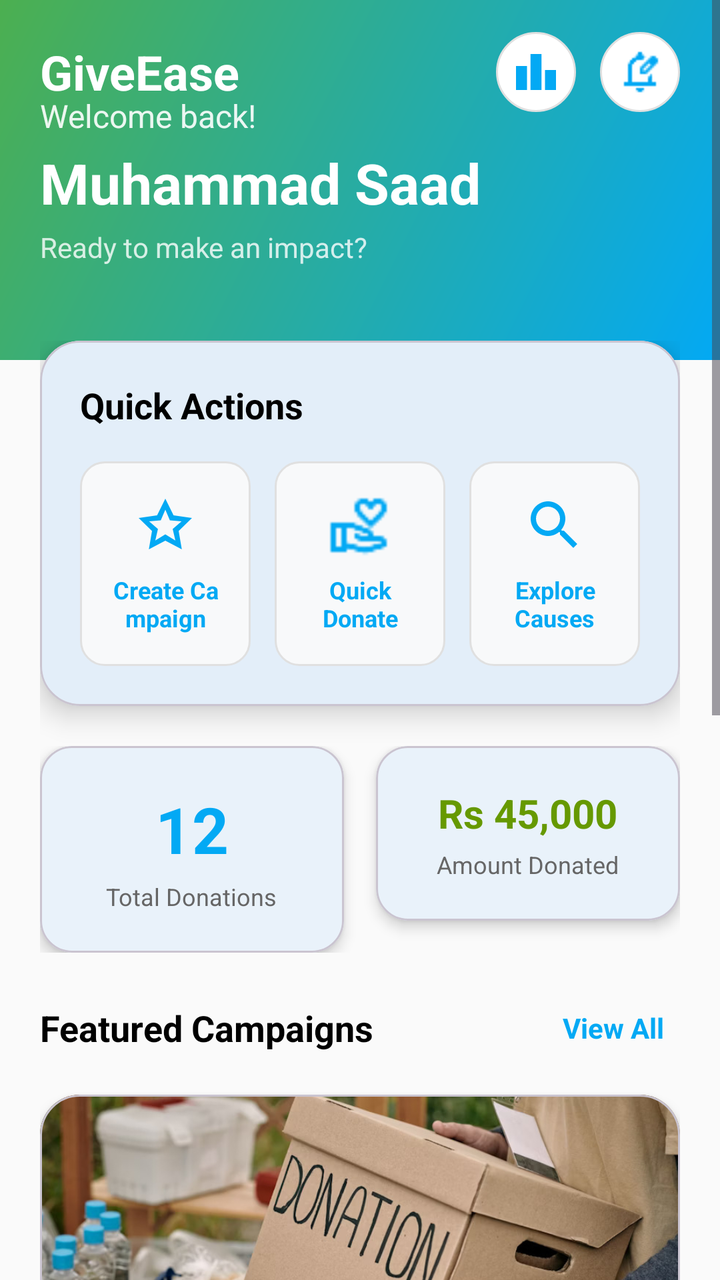
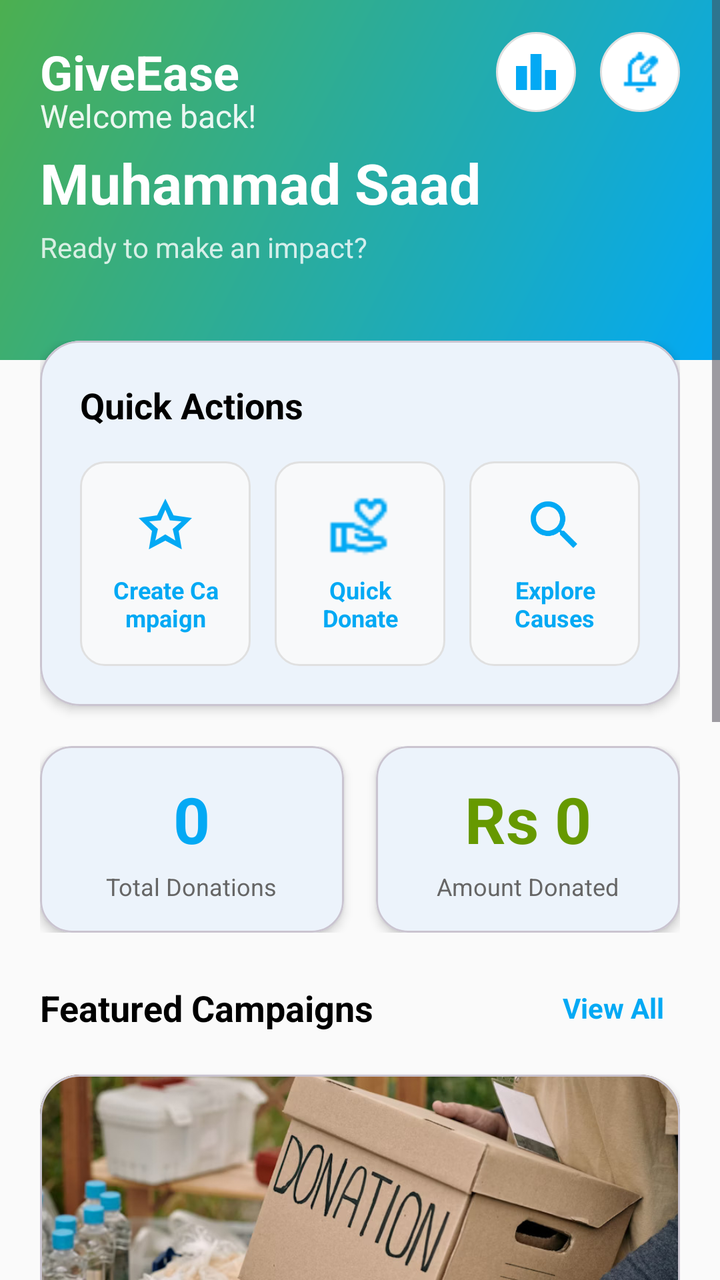

Before-and-after screenshots of an Android layout around one commit, followed by the original layout XML and the change that was made.
<!-- AndroidManifest.xml: application theme Theme.GiveEase -->
<!-- res/layout/fragment_donor_home.xml -->
<?xml version="1.0" encoding="utf-8"?>
<ScrollView xmlns:android="http://schemas.android.com/apk/res/android"
    xmlns:app="http://schemas.android.com/apk/res-auto"
    android:layout_width="match_parent"
    android:layout_height="match_parent"
    android:background="@color/background"
    android:fillViewport="true">

    <LinearLayout
        android:layout_width="match_parent"
        android:layout_height="wrap_content"
        android:orientation="vertical">

        <RelativeLayout
            android:layout_width="match_parent"
            android:layout_height="180dp"
            android:background="@drawable/home_header_gradient">

            <LinearLayout
                android:layout_width="match_parent"
                android:layout_height="wrap_content"
                android:orientation="horizontal"
                android:gravity="center_vertical"
                android:paddingHorizontal="20dp"
                android:paddingTop="16dp"
                android:layout_alignParentTop="true">

                <LinearLayout
                    android:layout_width="0dp"
                    android:layout_weight="1"
                    android:layout_height="wrap_content"
                    android:orientation="vertical">

                    <TextView
                        android:layout_width="wrap_content"
                        android:layout_height="wrap_content"
                        android:text="GiveEase"
                        android:textSize="24sp"
                        android:textStyle="bold"
                        android:textColor="@android:color/white" />

                </LinearLayout>

                <LinearLayout
                    android:layout_width="wrap_content"
                    android:layout_height="wrap_content"
                    android:orientation="horizontal">

                    <ImageView
                        android:id="@+id/ivLeaderboard"
                        android:layout_width="40dp"
                        android:layout_height="40dp"
                        android:src="@drawable/ic_leaderboard1"
                        android:background="@drawable/circle_white_bg"
                        android:padding="8dp"
                        android:layout_marginEnd="12dp"
                        app:tint="@color/secondary" />

                    <ImageView
                        android:id="@+id/ivNotifications"
                        android:layout_width="40dp"
                        android:layout_height="40dp"
                        android:src="@drawable/ic_notification"
                        android:background="@drawable/circle_white_bg"
                        android:padding="8dp"
                        app:tint="@color/secondary" />
                </LinearLayout>
            </LinearLayout>

            <LinearLayout
                android:layout_width="match_parent"
                android:layout_height="wrap_content"
                android:orientation="vertical"
                android:layout_centerInParent="true"
                android:paddingHorizontal="20dp">

                <TextView
                    android:layout_width="wrap_content"
                    android:layout_height="wrap_content"
                    android:text="Welcome back!"
                    android:textSize="16sp"
                    android:textColor="@android:color/white"
                    android:alpha="0.9" />

                <TextView
                    android:id="@+id/tvUserName"
                    android:layout_width="wrap_content"
                    android:layout_height="wrap_content"
                    android:text="Muhammad Saad"
                    android:textSize="28sp"
                    android:textStyle="bold"
                    android:textColor="@android:color/white"
                    android:layout_marginTop="4dp" />

                <TextView
                    android:layout_width="wrap_content"
                    android:layout_height="wrap_content"
                    android:text="Ready to make an impact?"
                    android:textSize="14sp"
                    android:textColor="@android:color/white"
                    android:alpha="0.8"
                    android:layout_marginTop="4dp" />
            </LinearLayout>
        </RelativeLayout>

        <LinearLayout
            android:layout_width="match_parent"
            android:layout_height="wrap_content"
            android:orientation="vertical"
            android:padding="20dp"
            android:layout_marginTop="-30dp">

            <com.google.android.material.card.MaterialCardView
                android:layout_width="match_parent"
                android:layout_height="wrap_content"
                android:layout_marginBottom="20dp"
                app:cardCornerRadius="20dp"
                app:cardElevation="8dp"
                app:cardBackgroundColor="@android:color/white">

                <LinearLayout
                    android:layout_width="match_parent"
                    android:layout_height="wrap_content"
                    android:orientation="vertical"
                    android:padding="20dp">

                    <TextView
                        android:layout_width="wrap_content"
                        android:layout_height="wrap_content"
                        android:text="Quick Actions"
                        android:textSize="18sp"
                        android:textStyle="bold"
                        android:textColor="@android:color/black"
                        android:layout_marginBottom="16dp" />

                    <LinearLayout
                        android:layout_width="match_parent"
                        android:layout_height="wrap_content"
                        android:orientation="horizontal">

                        <LinearLayout
                            android:id="@+id/layoutDonateWithoutRequest"
                            android:layout_width="0dp"
                            android:layout_weight="1"
                            android:layout_height="wrap_content"
                            android:orientation="vertical"
                            android:gravity="center"
                            android:background="@drawable/action_button_bg"
                            android:clickable="true"
                            android:focusable="true"
                            android:padding="16dp"
                            android:layout_marginEnd="8dp">

                            <ImageView
                                android:layout_width="32dp"
                                android:layout_height="32dp"
                                android:src="@drawable/ic_campaign"
                                app:tint="@color/secondary"
                                android:layout_marginBottom="8dp" />

                            <TextView
                                android:layout_width="wrap_content"
                                android:layout_height="wrap_content"
                                android:text="Create Campaign"
                                android:textSize="12sp"
                                android:textStyle="bold"
                                android:textColor="@color/secondary"
                                android:gravity="center" />
                        </LinearLayout>

                        <LinearLayout
                            android:id="@+id/layoutQuickDonate"
                            android:layout_width="0dp"
                            android:layout_weight="1"
                            android:layout_height="wrap_content"
                            android:orientation="vertical"
                            android:gravity="center"
                            android:background="@drawable/action_button_bg"
                            android:clickable="true"
                            android:focusable="true"
                            android:padding="16dp"
                            android:layout_marginStart="4dp"
                            android:layout_marginEnd="4dp">

                            <ImageView
                                android:layout_width="32dp"
                                android:layout_height="32dp"
                                android:src="@drawable/ic_donation"
                                app:tint="@color/secondary"
                                android:layout_marginBottom="8dp" />

                            <TextView
                                android:layout_width="wrap_content"
                                android:layout_height="wrap_content"
                                android:text="Quick Donate"
                                android:textSize="12sp"
                                android:textStyle="bold"
                                android:textColor="@color/secondary"
                                android:gravity="center" />
                        </LinearLayout>

                        <LinearLayout
                            android:id="@+id/layoutExploreCauses"
                            android:layout_width="0dp"
                            android:layout_weight="1"
                            android:layout_height="wrap_content"
                            android:orientation="vertical"
                            android:gravity="center"
                            android:background="@drawable/action_button_bg"
                            android:clickable="true"
                            android:focusable="true"
                            android:padding="16dp"
                            android:layout_marginStart="8dp">

                            <ImageView
                                android:layout_width="32dp"
                                android:layout_height="32dp"
                                android:src="@drawable/ic_search"
                                app:tint="@color/secondary"
                                android:layout_marginBottom="8dp" />

                            <TextView
                                android:layout_width="wrap_content"
                                android:layout_height="wrap_content"
                                android:text="Explore Causes"
                                android:textSize="12sp"
                                android:textStyle="bold"
                                android:textColor="@color/secondary"
                                android:gravity="center" />
                        </LinearLayout>
                    </LinearLayout>
                </LinearLayout>
            </com.google.android.material.card.MaterialCardView>

            <LinearLayout
                android:layout_width="match_parent"
                android:layout_height="wrap_content"
                android:orientation="horizontal"
                android:layout_marginBottom="20dp">

                <com.google.android.material.card.MaterialCardView
                    android:layout_width="0dp"
                    android:layout_weight="1"
                    android:layout_height="wrap_content"
                    android:layout_marginEnd="8dp"
                    app:cardCornerRadius="16dp"
                    app:cardElevation="4dp"
                    app:cardBackgroundColor="@android:color/white">

                    <LinearLayout
                        android:layout_width="match_parent"
                        android:layout_height="wrap_content"
                        android:orientation="vertical"
                        android:padding="20dp"
                        android:gravity="center">

                        <TextView
                            android:id="@+id/tvDonationsCount"
                            android:layout_width="wrap_content"
                            android:layout_height="wrap_content"
                            android:text="12"
                            android:textSize="32sp"
                            android:textStyle="bold"
                            android:textColor="@color/secondary" />

                        <TextView
                            android:layout_width="wrap_content"
                            android:layout_height="wrap_content"
                            android:text="Total Donations"
                            android:textSize="12sp"
                            android:textColor="#666666"
                            android:gravity="center"
                            android:layout_marginTop="4dp" />
                    </LinearLayout>
                </com.google.android.material.card.MaterialCardView>

                <com.google.android.material.card.MaterialCardView
                    android:layout_width="0dp"
                    android:layout_weight="1"
                    android:layout_height="wrap_content"
                    android:layout_marginStart="8dp"
                    app:cardCornerRadius="16dp"
                    app:cardElevation="4dp"
                    app:cardBackgroundColor="@android:color/white">

                    <LinearLayout
                        android:layout_width="match_parent"
                        android:layout_height="wrap_content"
                        android:orientation="vertical"
                        android:padding="20dp"
                        android:gravity="center">

                        <TextView
                            android:id="@+id/tvTotalAmount"
                            android:layout_width="wrap_content"
                            android:layout_height="wrap_content"
                            android:text="Rs 45,000"
                            android:textSize="20sp"
                            android:textStyle="bold"
                            android:textColor="@android:color/holo_green_dark" />

                        <TextView
                            android:layout_width="wrap_content"
                            android:layout_height="wrap_content"
                            android:text="Amount Donated"
                            android:textSize="12sp"
                            android:textColor="#666666"
                            android:gravity="center"
                            android:layout_marginTop="4dp" />
                    </LinearLayout>
                </com.google.android.material.card.MaterialCardView>
            </LinearLayout>

            <LinearLayout
                android:layout_width="match_parent"
                android:layout_height="wrap_content"
                android:orientation="horizontal"
                android:gravity="center_vertical"
                android:layout_marginBottom="16dp">

                <TextView
                    android:layout_width="0dp"
                    android:layout_weight="1"
                    android:layout_height="wrap_content"
                    android:text="Featured Campaigns"
                    android:textSize="18sp"
                    android:textStyle="bold"
                    android:textColor="@android:color/black" />

                <TextView
                    android:id="@+id/tvViewAllCampaigns"
                    android:layout_width="wrap_content"
                    android:layout_height="wrap_content"
                    android:text="View All"
                    android:textSize="14sp"
                    android:textColor="@color/secondary"
                    android:textStyle="bold"
                    android:clickable="true"
                    android:focusable="true"
                    android:background="?attr/selectableItemBackground"
                    android:padding="8dp" />
            </LinearLayout>

            <com.google.android.material.card.MaterialCardView
                android:id="@+id/cardFeaturedCampaign"
                android:layout_width="match_parent"
                android:layout_height="wrap_content"
                android:layout_marginBottom="20dp"
                android:clickable="true"
                android:focusable="true"
                app:cardCornerRadius="20dp"
                app:cardElevation="4dp"
                app:cardBackgroundColor="@android:color/white">

                <LinearLayout
                    android:layout_width="match_parent"
                    android:layout_height="wrap_content"
                    android:orientation="vertical">

                    <ImageView
                        android:layout_width="match_parent"
                        android:layout_height="160dp"
                        android:src="@drawable/sample_compaign1"
                        android:scaleType="centerCrop" />

                    <LinearLayout
                        android:layout_width="match_parent"
                        android:layout_height="wrap_content"
                        android:orientation="vertical"
                        android:padding="20dp">

                        <TextView
                            android:id="@+id/tvFeaturedNgo"
                            android:layout_width="wrap_content"
                            android:layout_height="wrap_content"
                            android:text="Flood Relief by Edhi Foundation"
                            android:textSize="18sp"
                            android:textStyle="bold"
                            android:textColor="@android:color/black"
                            android:layout_marginBottom="8dp" />

                        <TextView
                            android:layout_width="wrap_content"
                            android:layout_height="wrap_content"
                            android:text="Help flood victims rebuild their lives with emergency supplies and shelter"
                            android:textSize="14sp"
                            android:textColor="#666666"
                            android:layout_marginBottom="16dp" />

                        <LinearLayout
                            android:layout_width="match_parent"
                            android:layout_height="wrap_content"
                            android:orientation="horizontal"
                            android:gravity="center_vertical"
                            android:layout_marginBottom="16dp">

                            <ProgressBar
                                style="?android:attr/progressBarStyleHorizontal"
                                android:layout_width="0dp"
                                android:layout_weight="1"
                                android:layout_height="8dp"
                                android:progress="65"
                                android:progressTint="@color/secondary"
                                android:progressBackgroundTint="#E0E0E0" />

                            <TextView
                                android:layout_width="wrap_content"
                                android:layout_height="wrap_content"
                                android:text="65%"
                                android:textColor="@color/secondary"
                                android:textStyle="bold"
                                android:layout_marginStart="12dp" />
                        </LinearLayout>

                        <LinearLayout
                            android:layout_width="match_parent"
                            android:layout_height="wrap_content"
                            android:orientation="horizontal"
                            android:gravity="center_vertical">

                            <LinearLayout
                                android:layout_width="0dp"
                                android:layout_weight="1"
                                android:layout_height="wrap_content"
                                android:orientation="vertical">

                                <TextView
                                    android:layout_width="wrap_content"
                                    android:layout_height="wrap_content"
                                    android:text="Rs 650,000"
                                    android:textSize="16sp"
                                    android:textStyle="bold"
                                    android:textColor="@color/secondary" />

                                <TextView
                                    android:layout_width="wrap_content"
                                    android:layout_height="wrap_content"
                                    android:text="raised of Rs 1,000,000"
                                    android:textSize="12sp"
                                    android:textColor="#666666" />
                            </LinearLayout>

                            <com.google.android.material.button.MaterialButton
                                android:id="@+id/btnDonateFeatured"
                                android:layout_width="wrap_content"
                                android:layout_height="48dp"
                                android:text="Donate Now"
                                android:textSize="14sp"
                                android:textStyle="bold"
                                app:cornerRadius="24dp"
                                android:backgroundTint="@color/secondary"
                                android:paddingHorizontal="24dp" />
                        </LinearLayout>
                    </LinearLayout>
                </LinearLayout>
            </com.google.android.material.card.MaterialCardView>

            <LinearLayout
                android:layout_width="match_parent"
                android:layout_height="wrap_content"
                android:orientation="horizontal"
                android:gravity="center_vertical"
                android:layout_marginBottom="16dp">

                <TextView
                    android:layout_width="0dp"
                    android:layout_weight="1"
                    android:layout_height="wrap_content"
                    android:text="Recent Activity"
                    android:textSize="18sp"
                    android:textStyle="bold"
                    android:textColor="@android:color/black" />

                <TextView
                    android:id="@+id/tvViewAllActivity"
                    android:layout_width="wrap_content"
                    android:layout_height="wrap_content"
                    android:text="View All"
                    android:textSize="14sp"
                    android:textColor="@color/secondary"
                    android:textStyle="bold"
                    android:clickable="true"
                    android:focusable="true"
                    android:background="?attr/selectableItemBackground"
                    android:padding="8dp" />
            </LinearLayout>

            <com.google.android.material.card.MaterialCardView
                android:layout_width="match_parent"
                android:layout_height="wrap_content"
                android:layout_marginBottom="20dp"
                app:cardCornerRadius="16dp"
                app:cardElevation="2dp"
                app:cardBackgroundColor="@android:color/white">

                <LinearLayout
                    android:layout_width="match_parent"
                    android:layout_height="wrap_content"
                    android:orientation="horizontal"
                    android:padding="20dp"
                    android:gravity="center_vertical">

                    <ImageView
                        android:layout_width="48dp"
                        android:layout_height="48dp"
                        android:src="@drawable/ic_donation"
                        android:background="@drawable/circle_success_bg"
                        android:padding="12dp"
                        app:tint="@android:color/white" />

                    <LinearLayout
                        android:layout_width="0dp"
                        android:layout_weight="1"
                        android:layout_height="wrap_content"
                        android:orientation="vertical"
                        android:layout_marginStart="16dp">

                        <TextView
                            android:layout_width="wrap_content"
                            android:layout_height="wrap_content"
                            android:text="Donation Successful"
                            android:textSize="16sp"
                            android:textStyle="bold"
                            android:textColor="@android:color/black" />

                        <TextView
                            android:layout_width="wrap_content"
                            android:layout_height="wrap_content"
                            android:text="Edhi Foundation • 2 days ago"
                            android:textSize="14sp"
                            android:textColor="#666666"
                            android:layout_marginTop="4dp" />
                    </LinearLayout>

                    <TextView
                        android:layout_width="wrap_content"
                        android:layout_height="wrap_content"
                        android:text="Rs 5,000"
                        android:textSize="18sp"
                        android:textStyle="bold"
                        android:textColor="@android:color/holo_green_dark" />
                </LinearLayout>
            </com.google.android.material.card.MaterialCardView>
        </LinearLayout>
    </LinearLayout>
</ScrollView>
<!-- resources referenced by this layout -->
<resources>
  <color name="background">#FAFAFA</color>
  <color name="secondary">#03A9F4</color>
  <!-- drawable action_button_bg (drawable) -->
  <shape xmlns:android="http://schemas.android.com/apk/res/android">
      <solid android:color="#F8F9FA" />
      <corners android:radius="12dp" />
      <stroke android:width="1dp" android:color="#E0E0E0" />
  </shape>
  <!-- drawable circle_success_bg (drawable) -->
  <shape xmlns:android="http://schemas.android.com/apk/res/android"
      android:shape="oval">
      <solid android:color="@android:color/holo_green_dark" />
  </shape>
  <!-- drawable circle_white_bg (drawable) -->
  <shape xmlns:android="http://schemas.android.com/apk/res/android"
      android:shape="oval">
      <solid android:color="@android:color/white" />
      <stroke android:width="1dp" android:color="#E0E0E0" />
  </shape>
  <!-- drawable home_header_gradient (drawable) -->
  <shape xmlns:android="http://schemas.android.com/apk/res/android">
      <gradient
          android:angle="135"
          android:startColor="@color/secondary"
          android:endColor="@color/primary"
          android:type="linear" />
  </shape>
  <!-- drawable ic_campaign (drawable) -->
  <vector xmlns:android="http://schemas.android.com/apk/res/android"
      android:width="24dp"
      android:height="24dp"
      android:viewportWidth="24"
      android:viewportHeight="24">
      <path
          android:fillColor="#FF000000"
          android:pathData="M12,2l3.09,6.26L22,9.27l-5,4.87 1.18,6.88L12,17.77l-6.18,3.25L7,14.14 2,9.27l6.91,-1.01L12,2zM12,15.4l3.76,2.27 -1,-4.28 3.32,-2.88 -4.38,-0.38L12,6.1l-1.71,4.04 -4.38,0.38 3.32,2.88 -1,4.28L12,15.4z"/>
  </vector>
  <!-- drawable ic_donation: png bitmap (drawable, 513 bytes) -->
  <!-- drawable ic_leaderboard1 (drawable) -->
  <vector xmlns:android="http://schemas.android.com/apk/res/android"
      android:width="24dp"
      android:height="24dp"
      android:viewportWidth="24"
      android:viewportHeight="24">
      <path
          android:fillColor="#FF000000"
          android:pathData="M7.5,21H2V9h5.5V21zM14.75,3h-5.5v18h5.5V3zM22,11h-5.5v10H22V11z"/>
  </vector>
  <!-- drawable ic_notification: png bitmap (drawable, 363 bytes) -->
  <!-- drawable ic_search (drawable) -->
  <vector xmlns:android="http://schemas.android.com/apk/res/android"
      android:width="24dp"
      android:height="24dp"
      android:viewportWidth="24"
      android:viewportHeight="24">
      <path
          android:fillColor="#FF000000"
          android:pathData="M15.5,14h-0.79l-0.28,-0.27C15.41,12.59 16,11.11 16,9.5 16,5.91 13.09,3 9.5,3S3,5.91 3,9.5 5.91,16 9.5,16c1.61,0 3.09,-0.59 4.23,-1.57l0.27,0.28v0.79l5,4.99L20.49,19l-4.99,-5zM9.5,14C7.01,14 5,11.99 5,9.5S7.01,5 9.5,5 14,7.01 14,9.5 11.99,14 9.5,14z"/>
  </vector>
  <!-- drawable sample_compaign1: jpg bitmap (drawable, 145844 bytes) -->
  <style name="Theme.GiveEase" parent="Theme.Material3.Light.NoActionBar">
          
          <item name="colorPrimary">@color/primary_blue</item>
          <item name="colorOnPrimary">@color/white</item>
          <item name="colorSecondary">@color/teal_200</item>
          <item name="colorOnSecondary">@color/black</item>
  
          
          <item name="android:windowBackground">@color/background</item>
          <item name="colorSurface">@color/surface</item>
          <item name="colorOnSurface">@color/onSurface</item>
          <item name="colorOnBackground">@color/onBackground</item>
  
          
          <item name="android:statusBarColor" tools:targetApi="l">?attr/colorPrimary</item>
  
      </style>
  <color name="primary">#4CAF50</color>
  <color name="primary_blue">#1976D2</color>
  <color name="white">#FFFFFFFF</color>
  <color name="teal_200">#FF03DAC5</color>
  <color name="black">#FF000000</color>
  <color name="surface">#FFFFFF</color>
  <color name="onSurface">#212121</color>
  <color name="onBackground">#212121</color>
</resources>

<!-- the commit's change to res/layout/fragment_donor_home.xml (unified diff, before → after) -->
@@ -115,7 +115,7 @@
                 android:layout_height="wrap_content"
                 android:layout_marginBottom="20dp"
                 app:cardCornerRadius="20dp"
-                app:cardElevation="8dp"
+                app:cardElevation="3dp"
                 app:cardBackgroundColor="@android:color/white">
 
                 <LinearLayout
@@ -244,33 +244,33 @@
                     android:layout_height="wrap_content"
                     android:layout_marginEnd="8dp"
                     app:cardCornerRadius="16dp"
-                    app:cardElevation="4dp"
+                    app:cardElevation="3dp"
                     app:cardBackgroundColor="@android:color/white">
 
                     <LinearLayout
                         android:layout_width="match_parent"
-                        android:layout_height="wrap_content"
+                        android:layout_height="match_parent"
+                        android:gravity="center"
                         android:orientation="vertical"
-                        android:padding="20dp"
-                        android:gravity="center">
+                        android:padding="15dp">
 
                         <TextView
                             android:id="@+id/tvDonationsCount"
                             android:layout_width="wrap_content"
                             android:layout_height="wrap_content"
-                            android:text="12"
+                            android:text="0"
+                            android:textColor="@color/secondary"
                             android:textSize="32sp"
-                            android:textStyle="bold"
-                            android:textColor="@color/secondary" />
-
-                        <TextView
-                            android:layout_width="wrap_content"
-                            android:layout_height="wrap_content"
+                            android:textStyle="bold" />
+
+                        <TextView
+                            android:layout_width="wrap_content"
+                            android:layout_height="wrap_content"
+                            android:layout_marginTop="4dp"
+                            android:gravity="center"
                             android:text="Total Donations"
-                            android:textSize="12sp"
                             android:textColor="#666666"
-                            android:gravity="center"
-                            android:layout_marginTop="4dp" />
+                            android:textSize="12sp" />
                     </LinearLayout>
                 </com.google.android.material.card.MaterialCardView>
 
@@ -280,33 +280,33 @@
                     android:layout_height="wrap_content"
                     android:layout_marginStart="8dp"
                     app:cardCornerRadius="16dp"
-                    app:cardElevation="4dp"
+                    app:cardElevation="3dp"
                     app:cardBackgroundColor="@android:color/white">
 
                     <LinearLayout
                         android:layout_width="match_parent"
-                        android:layout_height="wrap_content"
+                        android:layout_height="match_parent"
+                        android:gravity="center"
                         android:orientation="vertical"
-                        android:padding="20dp"
-                        android:gravity="center">
+                        android:padding="15dp">
 
                         <TextView
                             android:id="@+id/tvTotalAmount"
                             android:layout_width="wrap_content"
                             android:layout_height="wrap_content"
-                            android:text="Rs 45,000"
-                            android:textSize="20sp"
-                            android:textStyle="bold"
-                            android:textColor="@android:color/holo_green_dark" />
-
-                        <TextView
-                            android:layout_width="wrap_content"
-                            android:layout_height="wrap_content"
+                            android:text="Rs 0"
+                            android:textColor="@android:color/holo_green_dark"
+                            android:textSize="32sp"
+                            android:textStyle="bold" />
+
+                        <TextView
+                            android:layout_width="wrap_content"
+                            android:layout_height="wrap_content"
+                            android:layout_marginTop="4dp"
+                            android:gravity="center"
                             android:text="Amount Donated"
-                            android:textSize="12sp"
                             android:textColor="#666666"
-                            android:gravity="center"
-                            android:layout_marginTop="4dp" />
+                            android:textSize="12sp" />
                     </LinearLayout>
                 </com.google.android.material.card.MaterialCardView>
             </LinearLayout>
@@ -349,7 +349,7 @@
                 android:clickable="true"
                 android:focusable="true"
                 app:cardCornerRadius="20dp"
-                app:cardElevation="4dp"
+                app:cardElevation="3dp"
                 app:cardBackgroundColor="@android:color/white">
 
                 <LinearLayout
